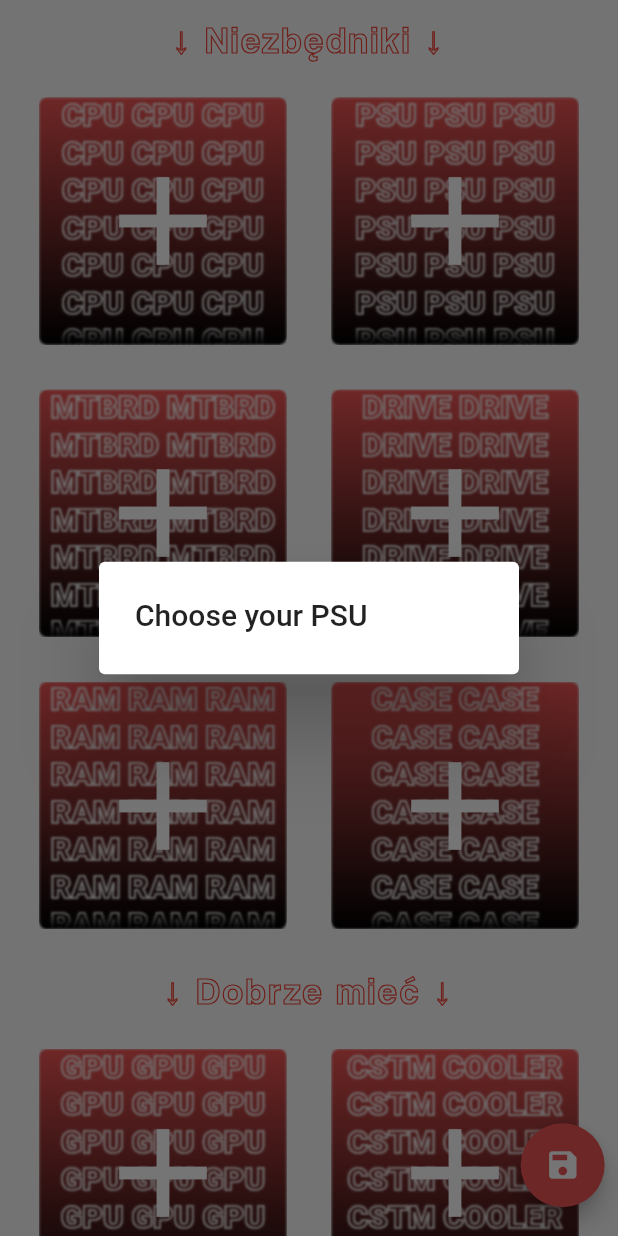
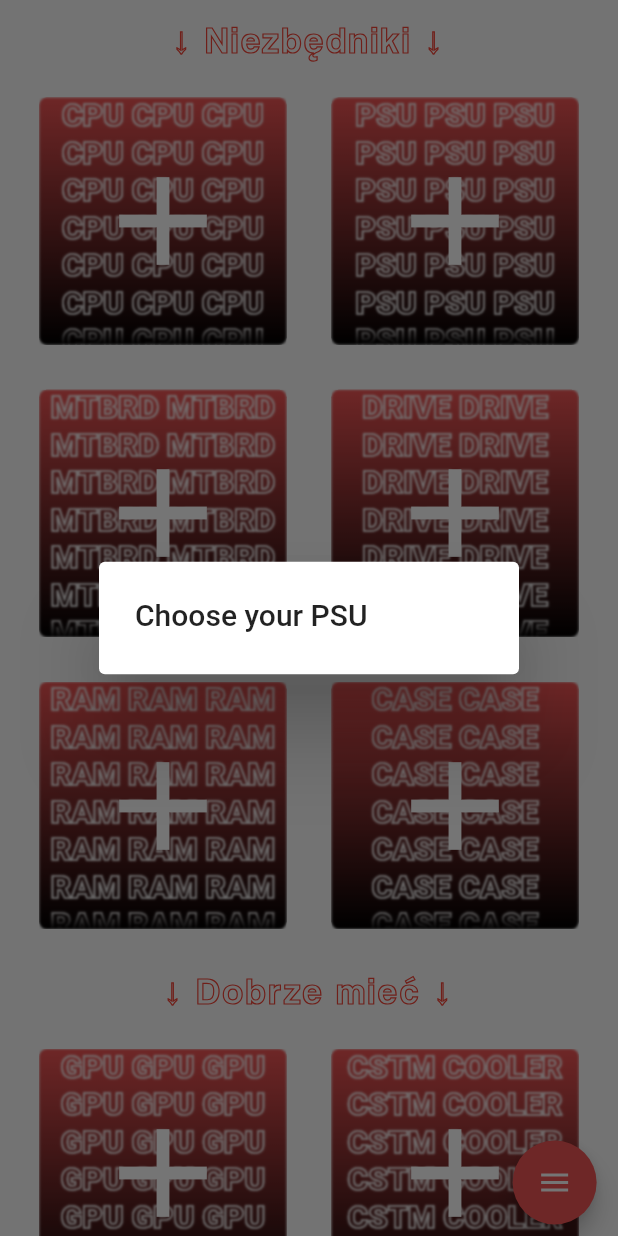
Before and after one commit to itskck/Flutterappka, a Flutter app: what dodaj() shows on an empty page, opened directly, after a tap on an icon or button, on a phone screen of 412 x 824 dp. Run offline on Flutter 3.47's test engine with Material 2 defaults, Android fonts, the phone set to English and light mode, and no system bars; drawn by our look-alikes of blur, flutter_speed_dial; our stand-ins replace auto_size_text, cloud_firestore, connectivity, curved_navigation_bar, firebase_auth, firebase_core and 3 more; accounts and stored records are empty; network calls fail.

Commit message:
:floppy_disk:

```diff
--- a/lib/dodawanieZestawu/dodaj.dart
+++ b/lib/dodawanieZestawu/dodaj.dart
@@ -1,6 +1,7 @@
 import 'dart:ui';
 import 'package:cloud_firestore/cloud_firestore.dart';
 import 'package:flutter/painting.dart';
+import 'package:flutter_speed_dial/flutter_speed_dial.dart';
 import 'package:skladappka/Firebase/Case.dart';
 import 'package:skladappka/Firebase/Cooler.dart';
 import 'package:skladappka/Firebase/Cpu.dart';
@@ -17,7 +18,6 @@ import 'package:skladappka/Firebase/FireBase.dart';
 import 'Logo.dart';
 
 class dodaj extends StatefulWidget with ChangeNotifier {
-
   static Cpu chosenCpu;
   static Psu chosenPsu;
   static Motherboard chosenMtb;
@@ -33,8 +33,9 @@ class dodaj extends StatefulWidget with ChangeNotifier {
 }
 
 class _dodaj extends State<dodaj> {
-  final FireBase base=FireBase();
-  final Logo logo=Logo();
+  var minTdp = 0.0, maxTdp = 0.0;
+  final FireBase base = FireBase();
+  final Logo logo = Logo();
   String pom;
   @override
   initState() {
@@ -51,34 +52,56 @@ class _dodaj extends State<dodaj> {
   }
 
   Widget addButton(String component) {
+
     return GestureDetector(
         onTap: () async {
-          if(dodaj.chosenGpu!=null)
-            if(dodaj.chosenGpu.integra==true)
-              dodaj.chosenGpu=null;
+          if (dodaj.chosenGpu != null) if (dodaj.chosenGpu.integra == true)
+            dodaj.chosenGpu = null;
           await dialogwidget.showPopup(context, component, base);
-          if (component == 'CPU')
-            base.cpuSocket=dodaj.chosenCpu.socket;
+          if (component == 'CPU' && dodaj.chosenCpu != null) {
+            minTdp += double.parse(dodaj.chosenCpu.tdp) * 0.9;
+            maxTdp += double.parse(dodaj.chosenCpu.tdp);
+            base.cpuSocket = dodaj.chosenCpu.socket;
+          } else {
+            if (component == 'CSTM COOLER' && dodaj.chosenCooler != null) {
+              minTdp += 1.0;
+              maxTdp += 2.0;
+              base.coolerSocket = dodaj.chosenCooler.socket;
+            }
+          }
 
-          else if (component == 'CSTM COOLER')
-            base.coolerSocket=dodaj.chosenCooler.socket;
+          if (component == 'MTBRD' && dodaj.chosenMtb != null) {
+            minTdp += 50;
+            maxTdp += 150;
+            base.mtbRamType = dodaj.chosenMtb.ramType;
+            base.mtbNvmeSlot = dodaj.chosenMtb.hasNvmeSlot;
+            base.mtbSocket = dodaj.chosenMtb.socket;
+            base.mtbStandard = dodaj.chosenMtb.standard;
+          }
+          if (component == 'DRIVE' && dodaj.chosenDrive != null) {
+            if (dodaj.chosenDrive.type == "HDD") {
+              minTdp += 1.5;
+              maxTdp += 2.5;
+            } else {
+              minTdp += 0.5;
+              maxTdp += 1;
+            }
+            base.driveConnectionType = dodaj.chosenDrive.connectionType;
+          }
 
-          if (component == 'MTBRD'){
-            base.mtbRamType=dodaj.chosenMtb.ramType;
-            base.mtbNvmeSlot=dodaj.chosenMtb.hasNvmeSlot;
-            base.mtbSocket=dodaj.chosenMtb.socket;
-            base.mtbStandard=dodaj.chosenMtb.standard;
+          if (component == 'CASE' && dodaj.chosenCase != null) {
+            base.caseStandard = dodaj.chosenCase.standard;
           }
-          if (component == 'DRIVE')
-            base.driveConnectionType=dodaj.chosenDrive.connectionType;
 
-          if (component == 'CASE')
-            base.caseStandard=dodaj.chosenCase.standard;
-
-          if (component == 'RAM') {
+          if (component == 'RAM' && dodaj.chosenRam != null) {
+            minTdp += 30;
+            maxTdp += 60;
             base.ramRamType = dodaj.chosenRam.type;
           }
-
+          if (component == 'GPU' && dodaj.chosenGpu != null) {
+            minTdp += double.parse(dodaj.chosenGpu.tdp);
+            maxTdp += double.parse(dodaj.chosenGpu.tdp);
+          }
           setState(() {});
         },
         child: Container(
@@ -185,10 +208,12 @@ class _dodaj extends State<dodaj> {
               switch (component) {
                 case 'CPU':
                   setState(() {
-                    base.cpuSocket=null;
-                    if(dodaj.chosenGpu!=null)
-                      if(dodaj.chosenCpu.hasGpu!="none" && dodaj.chosenGpu.integra==true)
-                       dodaj.chosenGpu=null;
+                    minTdp -= double.parse(dodaj.chosenCpu.tdp) * 0.9;
+                    maxTdp -= double.parse(dodaj.chosenCpu.tdp);
+                    base.cpuSocket = null;
+                    if (dodaj.chosenGpu != null) if (dodaj.chosenCpu.hasGpu !=
+                            "none" &&
+                        dodaj.chosenGpu.integra == true) dodaj.chosenGpu = null;
                     dodaj.chosenCpu = null;
                   });
                   break;
@@ -198,40 +223,55 @@ class _dodaj extends State<dodaj> {
                   });
                   break;
                 case 'GPU':
+                  minTdp -= double.parse(dodaj.chosenGpu.tdp);
+                  maxTdp -= double.parse(dodaj.chosenGpu.tdp);
                   setState(() {
                     dodaj.chosenGpu = null;
                   });
                   break;
                 case 'CSTM COOLER':
+                  minTdp -= 1.0;
+                  maxTdp -= 2.0;
                   setState(() {
-                    base.coolerSocket=null;
+                    base.coolerSocket = null;
                     dodaj.chosenCooler = null;
                   });
                   break;
                 case 'MTBRD':
+                  minTdp -= 50;
+                  maxTdp -= 150;
                   setState(() {
-                    base.mtbRamType=null;
-                    base.mtbNvmeSlot=null;
-                    base.mtbStandard=null;
-                    base.caseStandard=null;
+                    base.mtbRamType = null;
+                    base.mtbNvmeSlot = null;
+                    base.mtbStandard = null;
+                    base.caseStandard = null;
                     dodaj.chosenMtb = null;
                   });
                   break;
                 case 'DRIVE':
+                  if (dodaj.chosenDrive.type == "HDD") {
+                    minTdp -= 1.5;
+                    maxTdp -= 2.5;
+                  } else {
+                    minTdp -= 0.5;
+                    maxTdp -= 1;
+                  }
                   setState(() {
-                    base.driveConnectionType=null;
+                    base.driveConnectionType = null;
                     dodaj.chosenDrive = null;
                   });
                   break;
                 case 'CASE':
                   setState(() {
-                    base.caseStandard=null;
+                    base.caseStandard = null;
                     dodaj.chosenCase = null;
                   });
                   break;
                 case 'RAM':
+                  minTdp -= 30;
+                  maxTdp -= 60;
                   setState(() {
-                    base.ramRamType=null;
+                    base.ramRamType = null;
                     dodaj.chosenRam = null;
                   });
                   break;
@@ -281,39 +321,58 @@ class _dodaj extends State<dodaj> {
     ];
 
     if (dodaj.chosenCpu != null) {
-      switch(dodaj.chosenCpu.manufacturer){
-        case 'Intel': logo.cpu='assets/companies logo/cpu/intel.png'; break;
-        case 'AMD': logo.cpu='assets/companies logo/cpu/ryzen.png'; break;
-        default: logo.cpu='assets/placeholder.png';
+      switch (dodaj.chosenCpu.manufacturer) {
+        case 'Intel':
+          logo.cpu = 'assets/companies logo/cpu/intel.png';
+          break;
+        case 'AMD':
+          logo.cpu = 'assets/companies logo/cpu/ryzen.png';
+          break;
+        default:
+          logo.cpu = 'assets/placeholder.png';
       }
       setState(() {
-        dodaj.panelsGrid[0] =
-            itemFrame(dodaj.chosenCpu.model, 'CPU', logo.cpu);
+        dodaj.panelsGrid[0] = itemFrame(dodaj.chosenCpu.model, 'CPU', logo.cpu);
       });
     } else
       dodaj.panelsGrid[0] = addButton('CPU');
 ////////////////////////////////////////////////////////////
     if (dodaj.chosenPsu != null) {
-      switch(dodaj.chosenPsu.manufacturer){
-        case 'SilentiumPC': logo.psu='assets/companies logo/case/Silentiumpc.png'; break;
-        case 'SeaSonic': logo.psu='assets/companies logo/psu/SeaSonic.png'; break;
-        default: logo.psu='assets/placeholder.png';
+      switch (dodaj.chosenPsu.manufacturer) {
+        case 'SilentiumPC':
+          logo.psu = 'assets/companies logo/case/Silentiumpc.png';
+          break;
+        case 'SeaSonic':
+          logo.psu = 'assets/companies logo/psu/SeaSonic.png';
+          break;
+        default:
+          logo.psu = 'assets/placeholder.png';
       }
       setState(() {
-        dodaj.panelsGrid[1] =
-            itemFrame(dodaj.chosenPsu.model, 'PSU', logo.psu);
+        dodaj.panelsGrid[1] = itemFrame(dodaj.chosenPsu.model, 'PSU', logo.psu);
       });
     } else
       dodaj.panelsGrid[1] = addButton('PSU');
 ////////////////////////////////////////////////////
     if (dodaj.chosenMtb != null) {
-      switch(dodaj.chosenMtb.manufacturer){
-        case 'Gigabyte': logo.mtb='assets/companies logo/motherboard/gigabyte.png'; break;
-        case 'Asus': logo.mtb='assets/companies logo/motherboard/Asus.png'; break;
-        case 'Biostar': logo.mtb='assets/companies logo/motherboard/biostar.png'; break;
-        case 'MSI': logo.mtb='assets/companies logo/motherboard/msi.png'; break;
-        case 'ASRock': logo.mtb='assets/companies logo/motherboard/Asrock.png'; break;
-        default: logo.mtb='assets/placeholder.png';
+      switch (dodaj.chosenMtb.manufacturer) {
+        case 'Gigabyte':
+          logo.mtb = 'assets/companies logo/motherboard/gigabyte.png';
+          break;
+        case 'Asus':
+          logo.mtb = 'assets/companies logo/motherboard/Asus.png';
+          break;
+        case 'Biostar':
+          logo.mtb = 'assets/companies logo/motherboard/biostar.png';
+          break;
+        case 'MSI':
+          logo.mtb = 'assets/companies logo/motherboard/msi.png';
+          break;
+        case 'ASRock':
+          logo.mtb = 'assets/companies logo/motherboard/Asrock.png';
+          break;
+        default:
+          logo.mtb = 'assets/placeholder.png';
       }
       setState(() {
         dodaj.panelsGrid[2] =
@@ -323,47 +382,83 @@ class _dodaj extends State<dodaj> {
       dodaj.panelsGrid[2] = addButton('MTBRD');
     ///////////////////////////////////////////////////////
     if (dodaj.chosenDrive != null) {
-      switch(dodaj.chosenDrive.manufacturer){
-        case 'Kingston': logo.drive='assets/companies logo/drive/Kingston.png'; break;
-        case 'Toshiba': logo.drive='assets/companies logo/drive/toshiba.png'; break;
-        case 'ADATA': logo.drive='assets/companies logo/drive/adata.png'; break;
-        case 'Seagate': logo.drive='assets/companies logo/drive/seagate.png'; break;
-        case 'Transcend': logo.drive='assets/companies logo/drive/trranscend.png'; break;
-        case 'WD': logo.drive='assets/companies logo/drive/wd.png'; break;
-        default: logo.drive='assets/placeholder.png';
+      switch (dodaj.chosenDrive.manufacturer) {
+        case 'Kingston':
+          logo.drive = 'assets/companies logo/drive/Kingston.png';
+          break;
+        case 'Toshiba':
+          logo.drive = 'assets/companies logo/drive/toshiba.png';
+          break;
+        case 'ADATA':
+          logo.drive = 'assets/companies logo/drive/adata.png';
+          break;
+        case 'Seagate':
+          logo.drive = 'assets/companies logo/drive/seagate.png';
+          break;
+        case 'Transcend':
+          logo.drive = 'assets/companies logo/drive/trranscend.png';
+          break;
+        case 'WD':
+          logo.drive = 'assets/companies logo/drive/wd.png';
+          break;
+        default:
+          logo.drive = 'assets/placeholder.png';
       }
       setState(() {
-        dodaj.panelsGrid[3] = itemFrame(
-            dodaj.chosenDrive.model, 'DRIVE', logo.drive);
+        dodaj.panelsGrid[3] =
+            itemFrame(dodaj.chosenDrive.model, 'DRIVE', logo.drive);
       });
     } else
       dodaj.panelsGrid[3] = addButton('DRIVE');
     ////////////////////////////////////////////////////
     if (dodaj.chosenRam != null) {
-      switch(dodaj.chosenRam.manufacturer){
-        case 'Kingston': logo.ram='assets/companies logo/drive/Kingston.png'; break;
-        case 'GoodRam': logo.ram='assets/companies logo/ram/Goodram.png'; break;
-        case 'G.Skill': logo.ram='assets/companies logo/ram/Gskill.png'; break;
-        default: logo.ram='assets/placeholder.png';
+      switch (dodaj.chosenRam.manufacturer) {
+        case 'Kingston':
+          logo.ram = 'assets/companies logo/drive/Kingston.png';
+          break;
+        case 'GoodRam':
+          logo.ram = 'assets/companies logo/ram/Goodram.png';
+          break;
+        case 'G.Skill':
+          logo.ram = 'assets/companies logo/ram/Gskill.png';
+          break;
+        default:
+          logo.ram = 'assets/placeholder.png';
       }
       setState(() {
-        dodaj.panelsGrid[4] =
-            itemFrame(dodaj.chosenRam.model, 'RAM', logo.ram);
+        dodaj.panelsGrid[4] = itemFrame(dodaj.chosenRam.model, 'RAM', logo.ram);
       });
     } else
       dodaj.panelsGrid[4] = addButton('RAM');
     ////////////////////////////////////////////////////
     if (dodaj.chosenCase != null) {
-      switch(dodaj.chosenCase.manufacturer){
-        case 'MSI': logo.cases='assets/companies logo/motherboard/msi.png'; break;
-        case 'Aerocool': logo.cases='assets/companies logo/case/aerocool.png'; break;
-        case 'Cooler Master': logo.cases='assets/companies logo/case/Coolermaster.png'; break;
-        case 'Corsair': logo.cases='assets/companies logo/case/corsair.png'; break;
-        case 'Fractal Design': logo.cases='assets/companies logo/case/fractal.png'; break;
-        case 'SilentiumPC': logo.cases='assets/companies logo/case/Silentiumpc.png'; break;
-        case 'SilverStone': logo.cases='assets/companies logo/case/Silverstone.png'; break;
-        case 'Thermaltake': logo.cases='assets/companies logo/case/thermaltake.png'; break;
-        default: logo.cases='assets/placeholder.png';
+      switch (dodaj.chosenCase.manufacturer) {
+        case 'MSI':
+          logo.cases = 'assets/companies logo/motherboard/msi.png';
+          break;
+        case 'Aerocool':
+          logo.cases = 'assets/companies logo/case/aerocool.png';
+          break;
+        case 'Cooler Master':
+          logo.cases = 'assets/companies logo/case/Coolermaster.png';
+          break;
+        case 'Corsair':
+          logo.cases = 'assets/companies logo/case/corsair.png';
+          break;
+        case 'Fractal Design':
+          logo.cases = 'assets/companies logo/case/fractal.png';
+          break;
+        case 'SilentiumPC':
+          logo.cases = 'assets/companies logo/case/Silentiumpc.png';
+          break;
+        case 'SilverStone':
+          logo.cases = 'assets/companies logo/case/Silverstone.png';
+          break;
+        case 'Thermaltake':
+          logo.cases = 'assets/companies logo/case/thermaltake.png';
+          break;
+        default:
+          logo.cases = 'assets/placeholder.png';
       }
       setState(() {
         dodaj.panelsGrid[5] =
@@ -373,33 +468,54 @@ class _dodaj extends State<dodaj> {
       dodaj.panelsGrid[5] = addButton('CASE');
     ///////////////////////////////////////////////////
     if (dodaj.chosenGpu != null) {
-      switch(dodaj.chosenGpu.manufacturer){
-        case 'NVIDIA': logo.gpu='assets/companies logo/gpu/nvidia.png'; break;
-        case "Radeon": logo.gpu='assets/companies logo/gpu/radeon.png'; break;
-        default: logo.gpu='assets/placeholder.png';
+      switch (dodaj.chosenGpu.manufacturer) {
+        case 'NVIDIA':
+          logo.gpu = 'assets/companies logo/gpu/nvidia.png';
+          break;
+        case "Radeon":
+          logo.gpu = 'assets/companies logo/gpu/radeon.png';
+          break;
+        default:
+          logo.gpu = 'assets/placeholder.png';
       }
       setState(() {
-        dodaj.panelsGrid[6] =
-            itemFrame(dodaj.chosenGpu.model, 'GPU', logo.gpu);
+        dodaj.panelsGrid[6] = itemFrame(dodaj.chosenGpu.model, 'GPU', logo.gpu);
       });
     } else
       dodaj.panelsGrid[6] = addButton('GPU');
     //////////////////////////////////////////////////////
     if (dodaj.chosenCooler != null) {
-      switch(dodaj.chosenCooler.manufacturer){
-        case 'Corsair': logo.cooler='assets/companies logo/case/corsair.png'; break;
-        case 'SilentiumPC': logo.cooler='assets/companies logo/case/Silentiumpc.png'; break;
-        case 'Arctic': logo.cooler='assets/companies logo/cooler/arctic.png'; break;
-        case 'Noctua': logo.cooler='assets/companies logo/cooler/noctua.png'; break;
-        case 'Cooler Master': logo.cooler='assets/companies logo/case/Coolermaster.png'; break;
-        case 'SilverStone': logo.cooler='assets/companies logo/case/Silverstone.png'; break;
-        case 'Deepcool': logo.cooler='assets/companies logo/cooler/deepcool.png'; break;
-        case 'Thermaltake': logo.cooler='assets/companies logo/case/thermaltake.png'; break;
-        default: logo.cooler='assets/placeholder.png';
+      switch (dodaj.chosenCooler.manufacturer) {
+        case 'Corsair':
+          logo.cooler = 'assets/companies logo/case/corsair.png';
+          break;
+        case 'SilentiumPC':
+          logo.cooler = 'assets/companies logo/case/Silentiumpc.png';
+          break;
+        case 'Arctic':
+          logo.cooler = 'assets/companies logo/cooler/arctic.png';
+          break;
+        case 'Noctua':
+          logo.cooler = 'assets/companies logo/cooler/noctua.png';
+          break;
+        case 'Cooler Master':
+          logo.cooler = 'assets/companies logo/case/Coolermaster.png';
+          break;
+        case 'SilverStone':
+          logo.cooler = 'assets/companies logo/case/Silverstone.png';
+          break;
+        case 'Deepcool':
+          logo.cooler = 'assets/companies logo/cooler/deepcool.png';
+          break;
+        case 'Thermaltake':
+          logo.cooler = 'assets/companies logo/case/thermaltake.png';
+          break;
+        default:
+          logo.cooler = 'assets/placeholder.png';
       }
       setState(() {
-        dodaj.panelsGrid[7] = itemFrame(
-            dodaj.chosenCooler.model, 'CSTM COOLER', logo.cooler);
+        dodaj.panelsGrid[7] =
+            itemFrame(dodaj.chosenCooler.model, 'CSTM COOLER', logo.cooler);
       });
     } else
       dodaj.panelsGrid[7] = addButton('CSTM COOLER');
@@ -415,26 +531,44 @@ class _dodaj extends State<dodaj> {
             alignment: WrapAlignment.center,
             direction: Axis.horizontal,
             children: [
+
               styledTextBar('↓ Niezbędniki ↓'),
               for (var i = 0; i < 6; i++) dodaj.panelsGrid[i],
               styledTextBar('↓ Dobrze mieć ↓'),
               for (var i = 6; i < 8; i++) dodaj.panelsGrid[i],
             ]),
       ])),
+
       Align(
-          alignment: Alignment(0.95, 0.95),
-          child: FloatingActionButton(
-            onPressed: () async{
-              if(dodaj.chosenGpu==null && dodaj.chosenCpu!=null)
-                 dodaj.chosenGpu= await base.addGpu(dodaj.chosenCpu.hasGpu);
-              if(dodaj.chosenCpu==null || dodaj.chosenRam==null || dodaj.chosenCase==null || dodaj.chosenDrive==null || dodaj.chosenMtb==null || dodaj.chosenPsu==null || dodaj.chosenGpu==null )
+        alignment: Alignment(0.92,0.98),
+        child: SpeedDial(
+          backgroundColor: Color.fromRGBO(240, 84, 84, 1),
+          overlayOpacity: 0,
+          curve: Curves.linear,
+          animatedIcon: AnimatedIcons.menu_arrow,
+          direction: SpeedDialDirection.left,
+          children: [
+            SpeedDialChild(
+              child: Icon(Icons.save),
+              backgroundColor:Color.fromRGBO(240, 84, 84, 1) ,
+              foregroundColor: Colors.white,
+              onTap: () async {
+              if (dodaj.chosenGpu == null && dodaj.chosenCpu != null)
+                dodaj.chosenGpu = await base.addGpu(dodaj.chosenCpu.hasGpu);
+              if (dodaj.chosenCpu == null ||
+                  dodaj.chosenRam == null ||
+                  dodaj.chosenCase == null ||
+                  dodaj.chosenDrive == null ||
+                  dodaj.chosenMtb == null ||
+                  dodaj.chosenPsu == null ||
+                  dodaj.chosenGpu == null)
                 showDialog(
                     context: context,
                     builder: (BuildContext context) {
                       return AlertDialog(
                           title: Text('Blad'),
-                        content:
-                        Text('Nie wybrano ktoregos z niezbednych komponentow lub wybrany procesor '
+                          content: Text(
+                              'Nie wybrano ktoregos z niezbednych komponentow lub wybrany procesor '
                               'nie posiada zintegrowanej karty graficznej'),
                           actions: [
                             TextButton(
@@ -454,30 +588,37 @@ class _dodaj extends State<dodaj> {
                             Text('Czy chcesz zapisać zestaw na swoim koncie?'),
                         actions: [
                           TextButton(
-                            onPressed: () async{
-                              if(dodaj.chosenCooler==null)
-                                dodaj.chosenCooler=await base.addCooler();
-                             addBuildToDatabse(chosenCase: dodaj.chosenCase,chosenCooler: dodaj.chosenCooler,
-                                  chosenCpu: dodaj.chosenCpu,chosenDrive: dodaj.chosenDrive,chosenGpu: dodaj.chosenGpu,chosenMtb: dodaj.chosenMtb,
-                                  chosenPsu: dodaj.chosenPsu,chosenRam: dodaj.chosenRam).addBuildData();
-                              dodaj.chosenCooler=null;
-                              dodaj.chosenGpu=null;
-                              dodaj.chosenCase=null;
-                              dodaj.chosenRam=null;
-                              dodaj.chosenDrive=null;
-                              dodaj.chosenMtb=null;
-                              dodaj.chosenPsu=null;
-                              dodaj.chosenCpu=null;
-                              base.caseStandard=null;
-                              base.ramRamType=null;
-                              base.driveConnectionType=null;
-                              base.mtbStandard=null;
-                              base.mtbNvmeSlot=null;
-                              base.mtbRamType=null;
-                              base.coolerSocket=null;
-                              base.cpuSocket=null;
-                              base.mtbSocket=null;
-                              setState(() { });
+                              onPressed: () async {
+                                if (dodaj.chosenCooler == null)
+                                  dodaj.chosenCooler = await base.addCooler();
+                                addBuildToDatabse(
+                                        chosenCase: dodaj.chosenCase,
+                                        chosenCooler: dodaj.chosenCooler,
+                                        chosenCpu: dodaj.chosenCpu,
+                                        chosenDrive: dodaj.chosenDrive,
+                                        chosenGpu: dodaj.chosenGpu,
+                                        chosenMtb: dodaj.chosenMtb,
+                                        chosenPsu: dodaj.chosenPsu,
+                                        chosenRam: dodaj.chosenRam)
+                                    .addBuildData();
+                                dodaj.chosenCooler = null;
+                                dodaj.chosenGpu = null;
+                                dodaj.chosenCase = null;
+                                dodaj.chosenRam = null;
+                                dodaj.chosenDrive = null;
+                                dodaj.chosenMtb = null;
+                                dodaj.chosenPsu = null;
+                                dodaj.chosenCpu = null;
+                                base.caseStandard = null;
+                                base.ramRamType = null;
+                                base.driveConnectionType = null;
+                                base.mtbStandard = null;
+                                base.mtbNvmeSlot = null;
+                                base.mtbRamType = null;
+                                base.coolerSocket = null;
+                                base.cpuSocket = null;
+                                base.mtbSocket = null;
+                                setState(() {});
                                 Navigator.of(context).pop();
                               },
                               child: Text('Tak')),
@@ -490,9 +631,32 @@ class _dodaj extends State<dodaj> {
                       );
                     });
             },
-            child: Icon(Icons.save),
-            backgroundColor: Color.fromRGBO(240, 84, 84, 1),
-          )),
+            ),
+            SpeedDialChild(
+              child: Icon(Icons.delete),
+              backgroundColor:Color.fromRGBO(240, 84, 84, 1) ,
+              foregroundColor: Colors.white,
+              onTap: (){
+                setState(() {
+                dodaj.chosenCase=null;
+                dodaj.chosenCooler=null;
+                dodaj.chosenCpu=null;
+                dodaj.chosenDrive=null;
+                dodaj.chosenGpu=null;
+                dodaj.chosenMtb=null;
+                dodaj.chosenPsu=null;
+                dodaj.chosenRam=null;
+                minTdp=0.0;
+                maxTdp=0.0;
+              });
+              }
+            ),
+            SpeedDialChild(
+              label: 'Szacowane zużycie mocy:\n'+minTdp.toStringAsFixed(1)+"W - "+maxTdp.toStringAsFixed(1)+"W"
+            )
+          ],
+        ),
+      )
     ]);
   }
 }
--- a/pubspec.yaml
+++ b/pubspec.yaml
@@ -45,6 +45,7 @@ dependencies:
   curved_navigation_bar: ^1.0.1
   connectivity: ^3.0.6
   auto_size_text: ^2.1.0
+  flutter_speed_dial: ^4.4.0+1
 
 dev_dependencies:
   flutter_test:
```
Also changed, not shown: pubspec.lock. Lines whose indentation alone changed are shown as unchanged.
